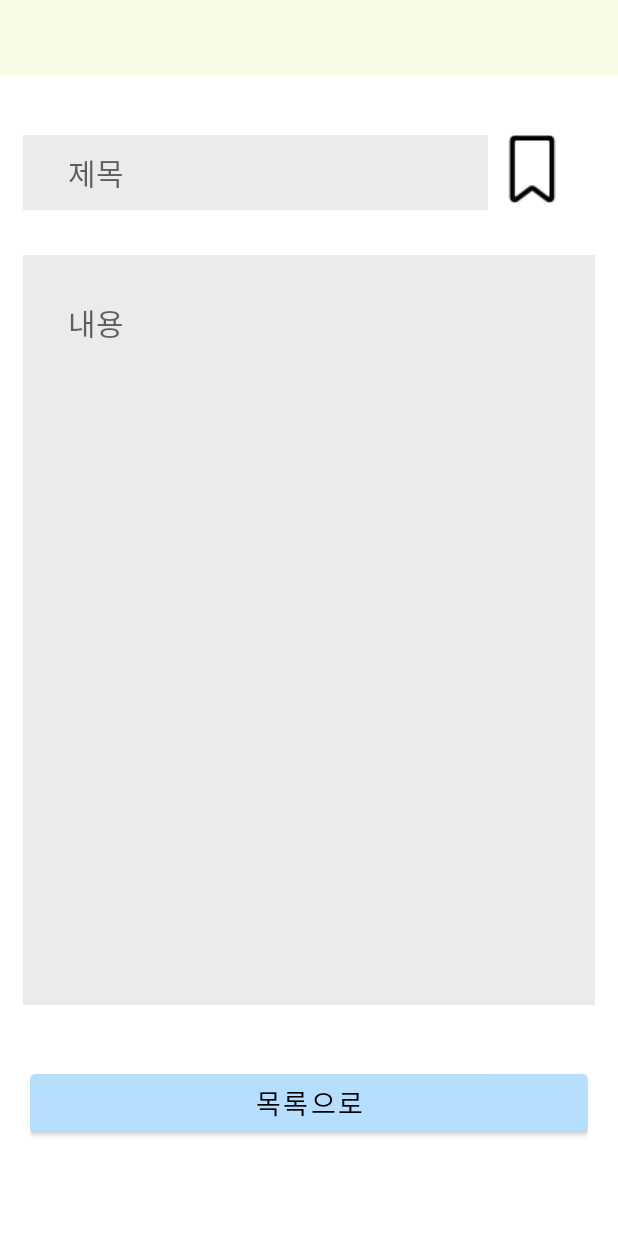
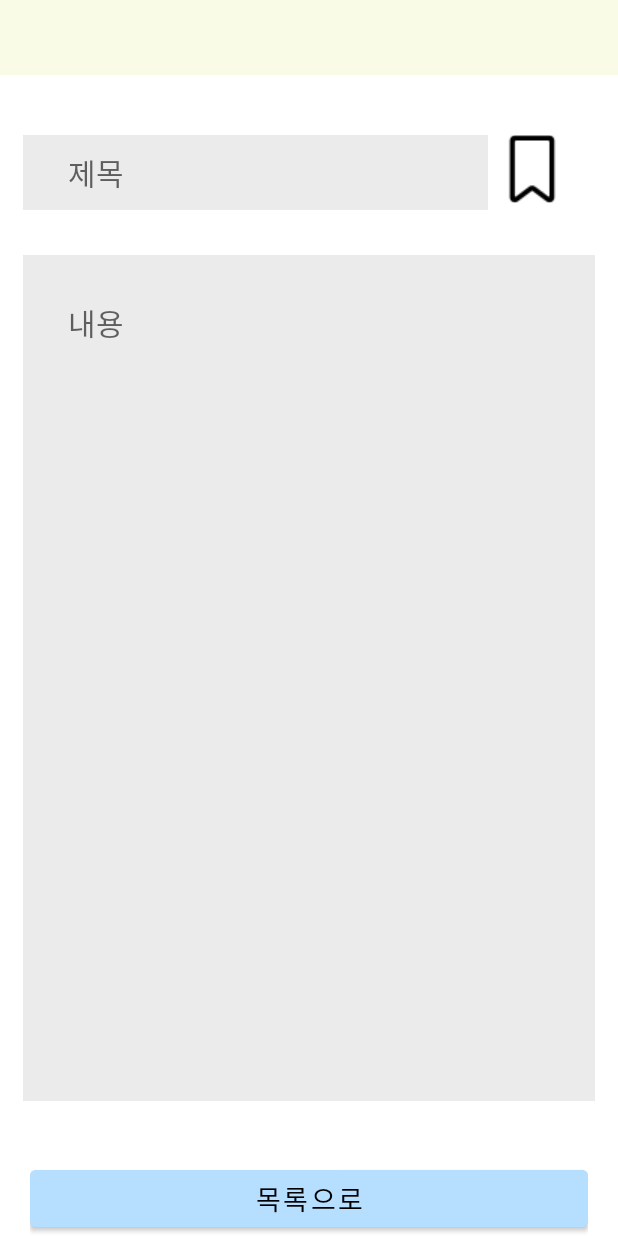
Before and after one commit to windman966/ondaeng, an Android app: the layout activity_community_detail.xml on its own in the app's theme, with its tools: preview values and no code run, on a phone screen of 412 x 824 dp. Run offline under Robolectric (Android 15) with nearby library versions, the phone set to English and light mode, and no system bars.

Commit message:
사이즈 cyh

```diff
--- a/app/src/main/res/layout/activity_community_detail.xml
+++ b/app/src/main/res/layout/activity_community_detail.xml
@@ -64,11 +64,12 @@
 
         <ScrollView
             android:layout_width="match_parent"
-            android:layout_height="500dp"
+            android:layout_height="match_parent"
             android:layout_gravity="center"
             android:layout_marginStart="15dp"
             android:layout_marginTop="30dp"
             android:layout_marginEnd="15dp"
+            android:layout_weight="1"
             android:background="#EBEBEB">
 
             <TextView
```
